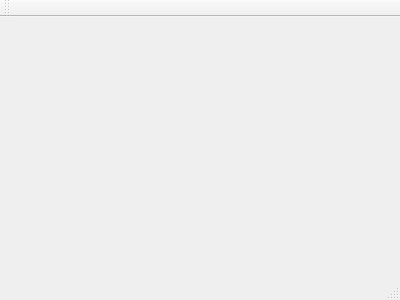
Before: the Qt Designer form mainwindow.ui in khafen74/av_usgs, drawn with Qt 5.
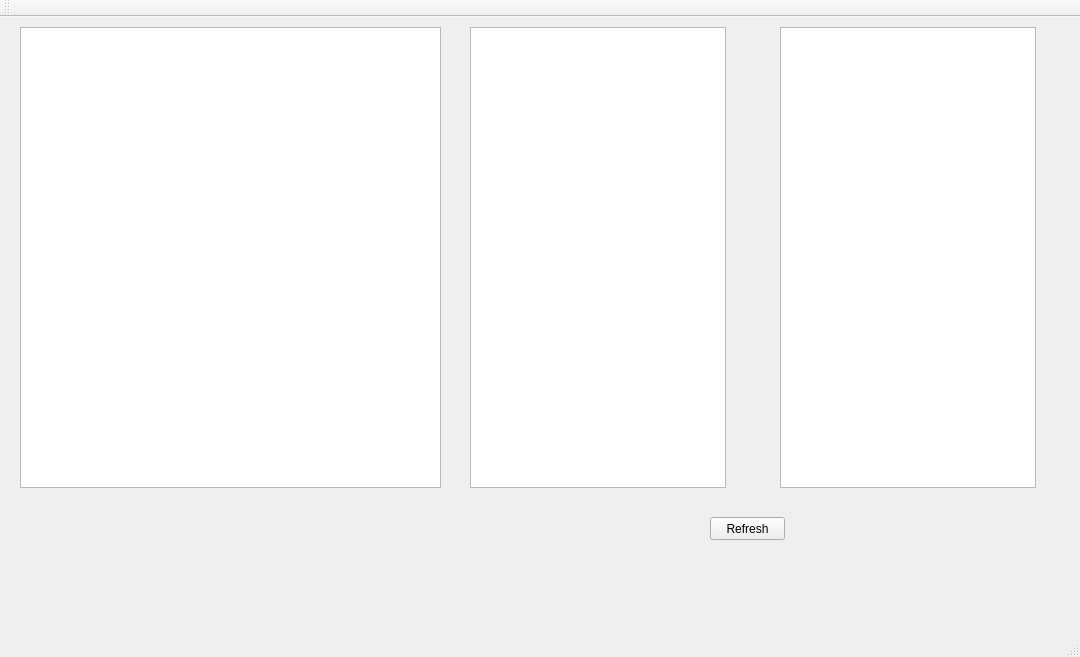
After: the same form once the commit is applied.

```diff
--- a/mainwindow.ui
+++ b/mainwindow.ui
@@ -1,24 +1,83 @@
 <ui version="4.0">
  <class>MainWindow</class>
- <widget class="QMainWindow" name="MainWindow" >
-  <property name="geometry" >
+ <widget class="QMainWindow" name="MainWindow">
+  <property name="geometry">
    <rect>
     <x>0</x>
     <y>0</y>
-    <width>400</width>
-    <height>300</height>
+    <width>1080</width>
+    <height>657</height>
    </rect>
   </property>
   <property name="windowTitle" >
    <string>MainWindow</string>
   </property>
-  <widget class="QMenuBar" name="menuBar" />
-  <widget class="QToolBar" name="mainToolBar" />
-  <widget class="QWidget" name="centralWidget" />
-  <widget class="QStatusBar" name="statusBar" />
+  <widget class="QWidget" name="centralWidget">
+   <widget class="QListView" name="lv_names">
+    <property name="geometry">
+     <rect>
+      <x>470</x>
+      <y>10</y>
+      <width>256</width>
+      <height>461</height>
+     </rect>
+    </property>
+   </widget>
+   <widget class="QPushButton" name="btn_refresh">
+    <property name="geometry">
+     <rect>
+      <x>710</x>
+      <y>500</y>
+      <width>75</width>
+      <height>23</height>
+     </rect>
+    </property>
+    <property name="text">
+     <string>Refresh</string>
+    </property>
+   </widget>
+   <widget class="QListView" name="lv_number">
+    <property name="geometry">
+     <rect>
+      <x>780</x>
+      <y>10</y>
+      <width>256</width>
+      <height>461</height>
+     </rect>
+    </property>
+   </widget>
+   <widget class="QTableView" name="tableView">
+    <property name="geometry">
+     <rect>
+      <x>20</x>
+      <y>10</y>
+      <width>421</width>
+      <height>461</height>
+     </rect>
+    </property>
+   </widget>
+  </widget>
+  <widget class="QMenuBar" name="menuBar">
+   <property name="geometry">
+    <rect>
+     <x>0</x>
+     <y>0</y>
+     <width>1080</width>
+     <height>21</height>
+    </rect>
+   </property>
+  </widget>
+  <widget class="QToolBar" name="mainToolBar">
+   <attribute name="toolBarArea">
+    <enum>TopToolBarArea</enum>
+   </attribute>
+   <attribute name="toolBarBreak">
+    <bool>false</bool>
+   </attribute>
+  </widget>
+  <widget class="QStatusBar" name="statusBar"/>
  </widget>
- <layoutDefault spacing="6" margin="11" />
- <pixmapfunction></pixmapfunction>
+ <layoutdefault spacing="6" margin="11"/>
  <resources/>
  <connections/>
 </ui>
```
Left out of the diff: 3 changed lines with no effect on the pictures.
